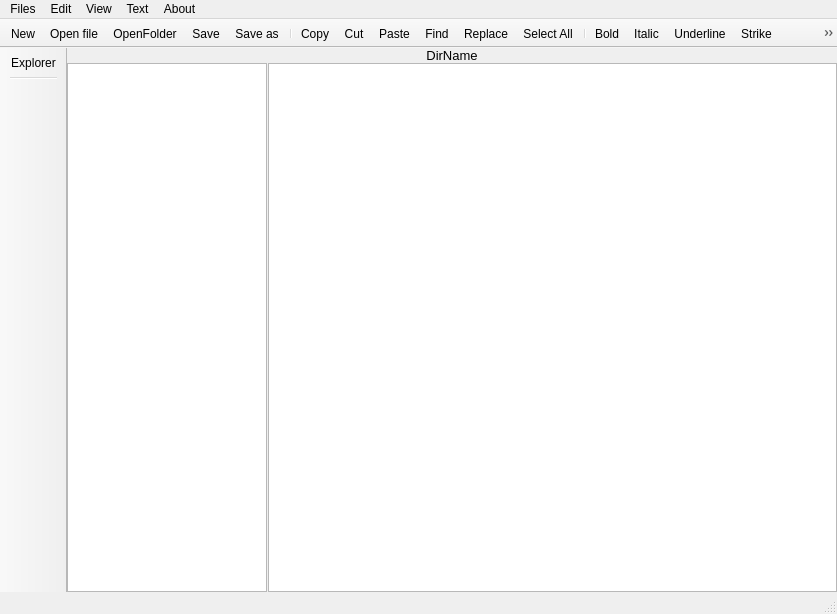
Old version of the form mainwindow.ui in the repository vorobeyka/TextEditor.
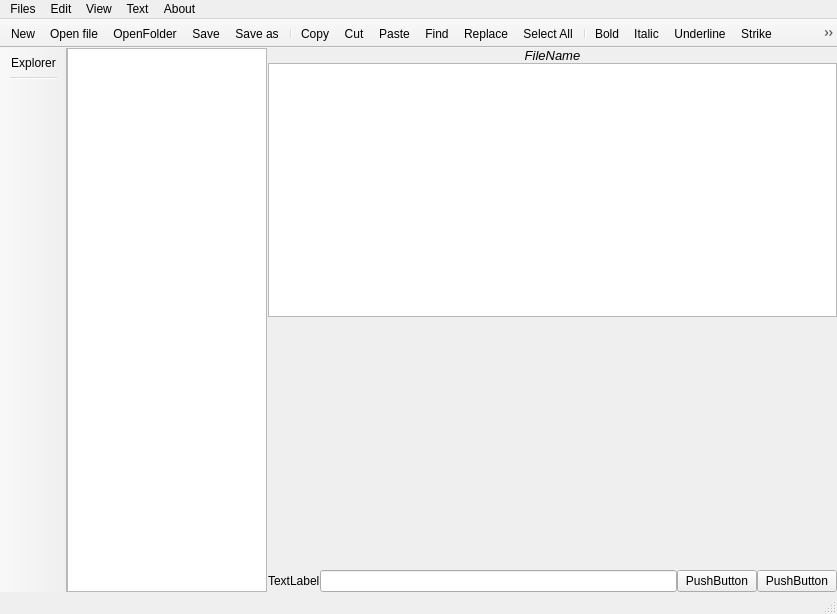
New version of the form. Icons and pictures are not drawn.

Patch:
```diff
--- a/mainwindow.ui
+++ b/mainwindow.ui
@@ -36,21 +36,6 @@
     <property name="bottomMargin">
      <number>0</number>
     </property>
-    <item>
-     <widget class="QLabel" name="DirName">
-      <property name="font">
-       <font>
-        <pointsize>10</pointsize>
-       </font>
-      </property>
-      <property name="text">
-       <string>DirName</string>
-      </property>
-      <property name="alignment">
-       <set>Qt::AlignCenter</set>
-      </property>
-     </widget>
-    </item>
     <item>
      <layout class="QHBoxLayout" name="horizontalLayout">
       <property name="spacing">
@@ -67,23 +52,115 @@
        </widget>
       </item>
       <item>
-       <widget class="QTextEdit" name="textEdit">
-        <property name="acceptDrops">
-         <bool>true</bool>
+       <layout class="QVBoxLayout" name="verticalLayout_2">
+        <property name="spacing">
+         <number>0</number>
         </property>
-        <property name="verticalScrollBarPolicy">
-         <enum>Qt::ScrollBarAsNeeded</enum>
-        </property>
-        <property name="horizontalScrollBarPolicy">
-         <enum>Qt::ScrollBarAsNeeded</enum>
-        </property>
-        <property name="sizeAdjustPolicy">
-         <enum>QAbstractScrollArea::AdjustIgnored</enum>
-        </property>
-        <property name="lineWrapMode">
-         <enum>QTextEdit::NoWrap</enum>
-        </property>
-       </widget>
+        <item>
+         <widget class="QLabel" name="FileName">
+          <property name="font">
+           <font>
+            <pointsize>10</pointsize>
+            <italic>true</italic>
+           </font>
+          </property>
+          <property name="text">
+           <string>FileName</string>
+          </property>
+          <property name="alignment">
+           <set>Qt::AlignCenter</set>
+          </property>
+         </widget>
+        </item>
+        <item>
+         <widget class="QTextEdit" name="textEdit">
+          <property name="sizePolicy">
+           <sizepolicy hsizetype="Expanding" vsizetype="Expanding">
+            <horstretch>0</horstretch>
+            <verstretch>0</verstretch>
+           </sizepolicy>
+          </property>
+          <property name="acceptDrops">
+           <bool>true</bool>
+          </property>
+          <property name="autoFillBackground">
+           <bool>false</bool>
+          </property>
+          <property name="lineWidth">
+           <number>1</number>
+          </property>
+          <property name="midLineWidth">
+           <number>0</number>
+          </property>
+          <property name="verticalScrollBarPolicy">
+           <enum>Qt::ScrollBarAsNeeded</enum>
+          </property>
+          <property name="horizontalScrollBarPolicy">
+           <enum>Qt::ScrollBarAsNeeded</enum>
+          </property>
+          <property name="sizeAdjustPolicy">
+           <enum>QAbstractScrollArea::AdjustIgnored</enum>
+          </property>
+          <property name="lineWrapMode">
+           <enum>QTextEdit::WidgetWidth</enum>
+          </property>
+          <property name="lineWrapColumnOrWidth">
+           <number>0</number>
+          </property>
+          <property name="overwriteMode">
+           <bool>false</bool>
+          </property>
+          <property name="acceptRichText">
+           <bool>true</bool>
+          </property>
+         </widget>
+        </item>
+        <item>
+         <spacer name="verticalSpacer">
+          <property name="orientation">
+           <enum>Qt::Vertical</enum>
+          </property>
+          <property name="sizeHint" stdset="0">
+           <size>
+            <width>20</width>
+            <height>40</height>
+           </size>
+          </property>
+         </spacer>
+        </item>
+        <item>
+         <layout class="QVBoxLayout" name="verticalLayout_3">
+          <item>
+           <layout class="QHBoxLayout" name="horizontalLayout_3">
+            <item>
+             <widget class="QLabel" name="label">
+              <property name="text">
+               <string>TextLabel</string>
+              </property>
+             </widget>
+            </item>
+            <item>
+             <widget class="QLineEdit" name="lineEdit"/>
+            </item>
+            <item>
+             <widget class="QPushButton" name="pushButton_2">
+              <property name="text">
+               <string>PushButton</string>
+              </property>
+             </widget>
+            </item>
+            <item>
+             <widget class="QPushButton" name="pushButton">
+              <property name="text">
+               <string>PushButton</string>
+              </property>
+             </widget>
+            </item>
+           </layout>
+          </item>
+         </layout>
+        </item>
+       </layout>
       </item>
      </layout>
     </item>
```
Left out of the diff: 463 changed lines with no effect on the pictures.
